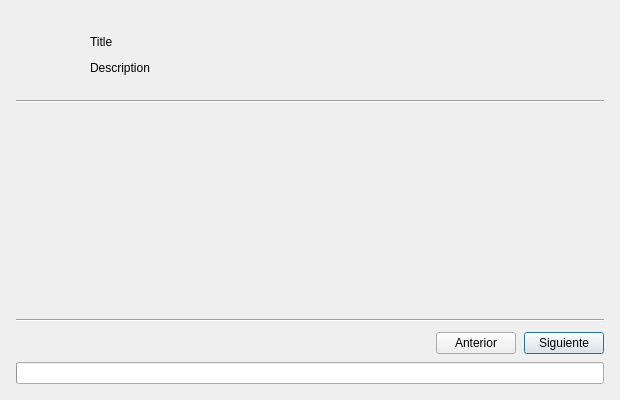
First picture: the form in src/frontend/ui/main_dialog.ui, repository Cristian-Blanco/Geo-Time-Lapse, before the edit.
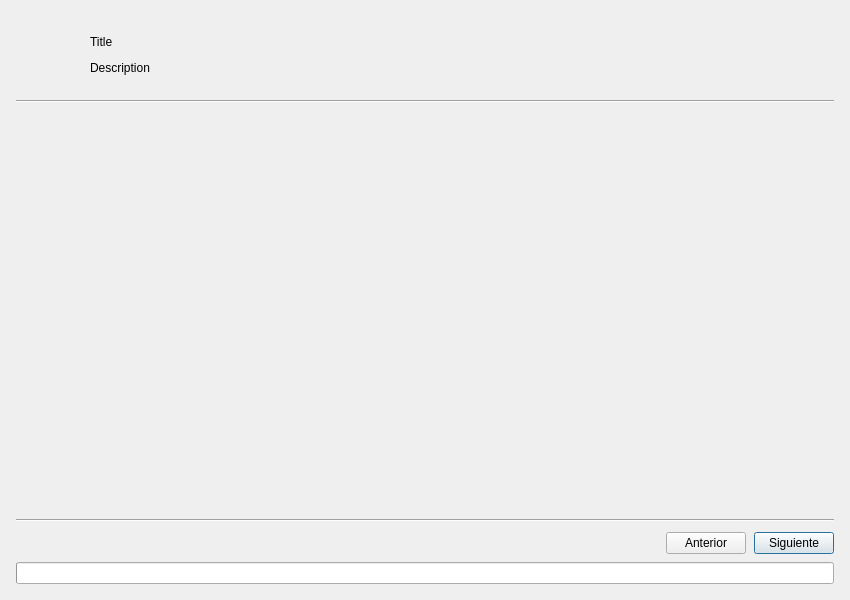
Second picture: the form after the edit.

What changed in the file:
```diff
--- a/src/frontend/ui/main_dialog.ui
+++ b/src/frontend/ui/main_dialog.ui
@@ -5,7 +5,7 @@
    <rect><x>0</x><y>0</y><width>600</width><height>400</height></rect>
   </property>
   <property name="minimumSize">
-    <size><width>620</width><height>400</height></size>
+    <size><width>850</width><height>600</height></size>
   </property>
   <property name="windowTitle">
    <string>GeoTimeLapse</string>
```
Left out of the diff: 4 changed lines with no effect on the pictures.
